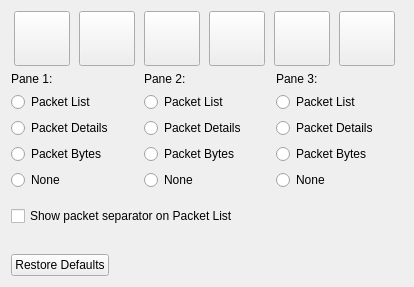
kimocoder/nexmon, file utilities/wireshark/ui/qt/layout_preferences_frame.ui: the form before one commit.
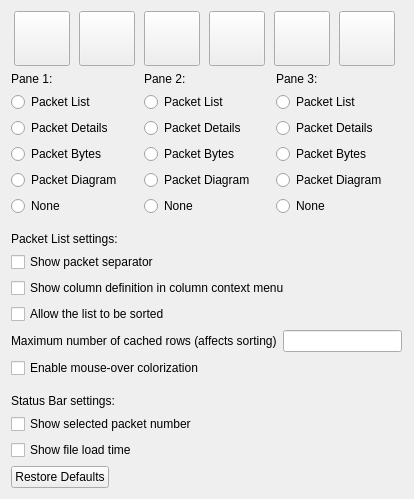
The form after the commit. Icons and pictures are not drawn.

Diff of the .ui file:
```diff
--- a/utilities/wireshark/ui/qt/layout_preferences_frame.ui
+++ b/utilities/wireshark/ui/qt/layout_preferences_frame.ui
@@ -7,7 +7,7 @@
     <x>0</x>
     <y>0</y>
     <width>414</width>
-    <height>287</height>
+    <height>409</height>
    </rect>
   </property>
   <property name="windowTitle">
@@ -212,6 +212,16 @@
          </attribute>
         </widget>
        </item>
+       <item>
+        <widget class="QRadioButton" name="pane1PacketDiagramRadioButton">
+         <property name="text">
+          <string>Packet Diagram</string>
+         </property>
+         <attribute name="buttonGroup">
+          <string notr="true">pane1ButtonGroup</string>
+         </attribute>
+        </widget>
+       </item>
        <item>
         <widget class="QRadioButton" name="pane1NoneRadioButton">
          <property name="text">
@@ -263,6 +273,16 @@
          </attribute>
         </widget>
        </item>
+       <item>
+        <widget class="QRadioButton" name="pane2PacketDiagramRadioButton">
+         <property name="text">
+          <string>Packet Diagram</string>
+         </property>
+         <attribute name="buttonGroup">
+          <string notr="true">pane2ButtonGroup</string>
+         </attribute>
+        </widget>
+       </item>
        <item>
         <widget class="QRadioButton" name="pane2NoneRadioButton">
          <property name="text">
@@ -314,6 +334,16 @@
          </attribute>
         </widget>
        </item>
+       <item>
+        <widget class="QRadioButton" name="pane3PacketDiagramRadioButton">
+         <property name="text">
+          <string>Packet Diagram</string>
+         </property>
+         <attribute name="buttonGroup">
+          <string notr="true">pane3ButtonGroup</string>
+         </attribute>
+        </widget>
+       </item>
        <item>
         <widget class="QRadioButton" name="pane3NoneRadioButton">
          <property name="text">
@@ -344,10 +374,103 @@
      </property>
     </spacer>
    </item>
+   <item>
+    <widget class="QLabel" name="packetListSettings">
+     <property name="text">
+      <string>Packet List settings:</string>
+     </property>
+    </widget>
+   </item>
    <item>
     <widget class="QCheckBox" name="packetListSeparatorCheckBox">
      <property name="text">
-      <string>Show packet separator on Packet List</string>
+      <string>Show packet separator</string>
+     </property>
+    </widget>
+   </item>
+   <item>
+    <widget class="QCheckBox" name="packetListHeaderShowColumnDefinition">
+     <property name="text">
+      <string>Show column definition in column context menu</string>
+     </property>
+    </widget>
+   </item>
+   <item>
+    <widget class="QCheckBox" name="packetListAllowSorting">
+     <property name="text">
+      <string>Allow the list to be sorted</string>
+     </property>
+    </widget>
+   </item>
+   <item>
+    <layout class="QHBoxLayout" name="packetListCachedRows">
+     <item>
+      <widget class="QLabel" name="packetListCachedRowsLabel">
+       <property name="text">
+        <string>Maximum number of cached rows (affects sorting)</string>
+       </property>
+       <property name="toolTip">
+        <string>&lt;html&gt;&lt;head/&gt;&lt;body&gt;&lt;p&gt;If more than this many rows are displayed, then sorting by columns that require packet dissection will be disabled. Increasing this number increases memory consumption by caching column values.&lt;/p&gt;&lt;/body&gt;&lt;/html&gt;</string>
+       </property>
+      </widget>
+     </item>
+     <item>
+      <widget class="QLineEdit" name="packetListCachedRowsLineEdit">
+       <property name="toolTip">
+        <string>&lt;html&gt;&lt;head/&gt;&lt;body&gt;&lt;p&gt;If more than this many rows are displayed, then sorting by columns that require packet dissection will be disabled. Increasing this number increases memory consumption by caching column values.&lt;/p&gt;&lt;/body&gt;&lt;/html&gt;</string>
+       </property>
+      </widget>
+     </item>
+     <item>
+      <spacer name="packetListCachedRowsHorizontalSpacer">
+       <property name="orientation">
+        <enum>Qt:Horizontal</enum>
+       </property>
+      </spacer>
+     </item>
+    </layout>
+   </item>
+   <item>
+    <widget class="QCheckBox" name="packetListHoverStyleCheckbox">
+     <property name="text">
+      <string>Enable mouse-over colorization</string>
+     </property>
+    </widget>
+   </item>
+   <item>
+    <spacer name="verticalSpacer_3">
+     <property name="orientation">
+      <enum>Qt::Vertical</enum>
+     </property>
+     <property name="sizeType">
+      <enum>QSizePolicy::Fixed</enum>
+     </property>
+     <property name="sizeHint" stdset="0">
+      <size>
+       <width>20</width>
+       <height>10</height>
+      </size>
+     </property>
+    </spacer>
+   </item>
+   <item>
+    <widget class="QLabel" name="statusBarSettings">
+     <property name="text">
+      <string>Status Bar settings:</string>
+     </property>
+    </widget>
+   </item>
+   <item>
+    <widget class="QCheckBox" name="statusBarShowSelectedPacketCheckBox">
+     <property name="text">
+      <string>Show selected packet number</string>
+     </property>
+    </widget>
+   </item>
+   <item>
+    <widget class="QCheckBox" name="statusBarShowFileLoadTimeCheckBox">
+     <property name="text">
+      <string>Show file load time</string>
      </property>
     </widget>
    </item>
```
Left out of the diff: 30 changed lines with no effect on the pictures.
